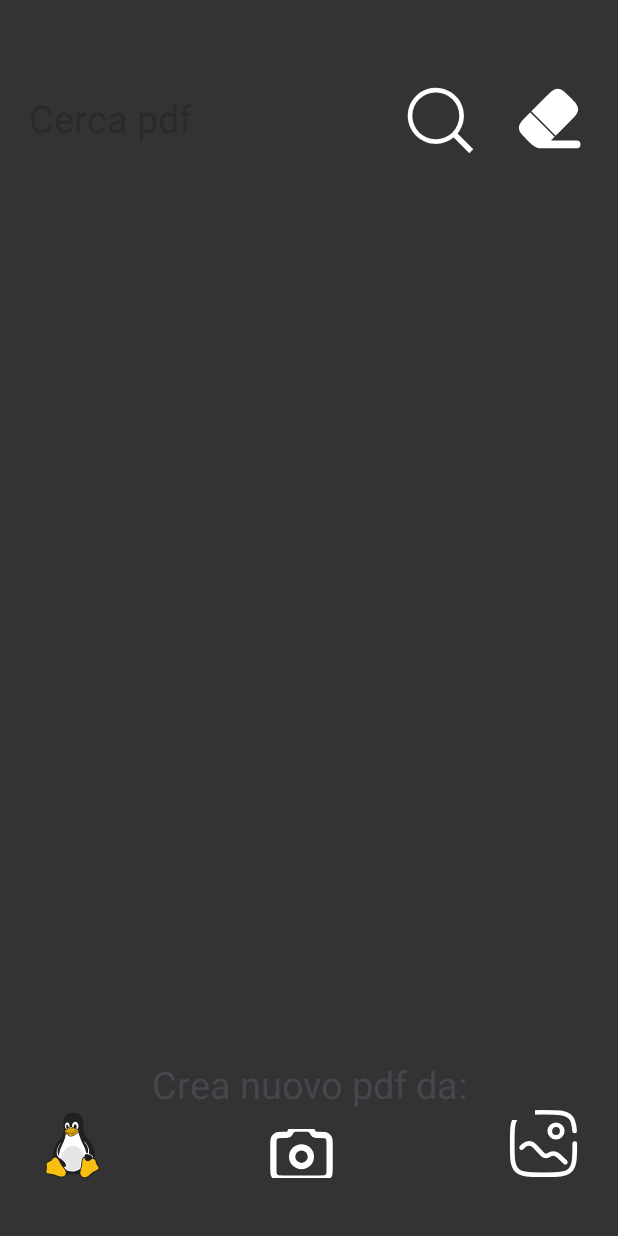
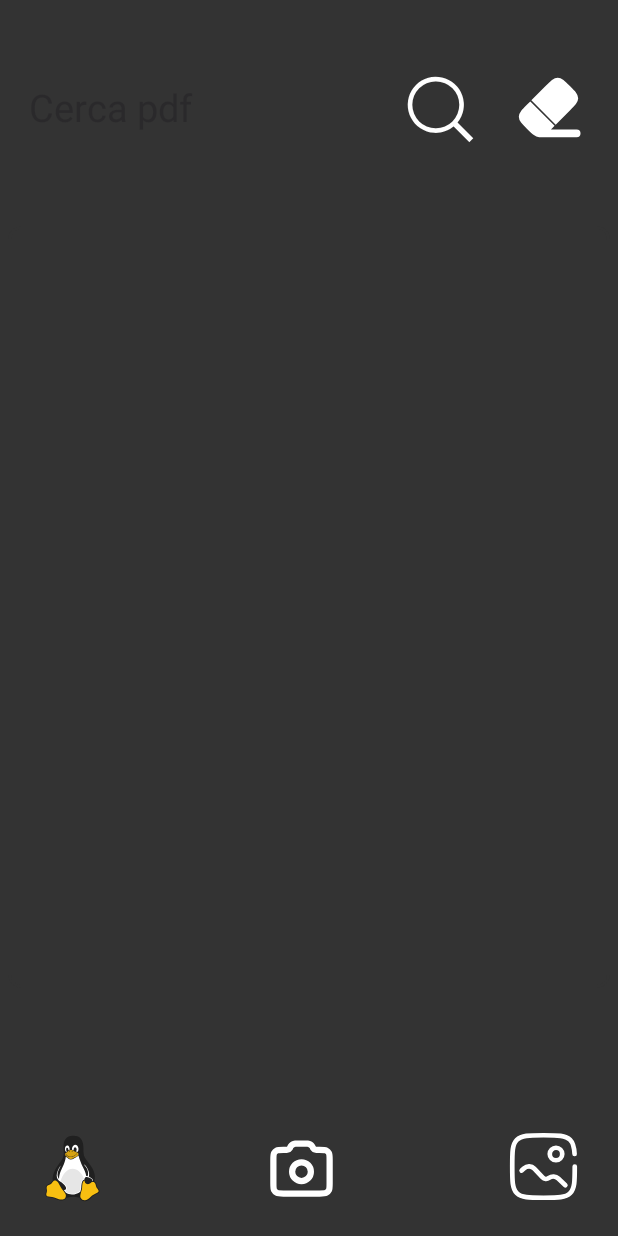
Before and after one commit to Kiriaevi/image2pdf, an Android app: the screen it shows after launch (Condivisione), on a phone screen of 412 x 824 dp. Run offline under Robolectric (Android 15) with nearby library versions, the phone set to English and light mode, and no system bars; libraries missing offline, so code that uses them is left out: androidx.camera.core, com.itextpdf.io, com.itextpdf.kernel, com.itextpdf.layout.

Commit message:
Fixato bottone inferiore nella activity della condivisione che viene coperto dai bottoni virtuali

```diff
--- a/app/src/main/res/layout/activity_condivisione.xml
+++ b/app/src/main/res/layout/activity_condivisione.xml
@@ -11,12 +11,10 @@
     <RelativeLayout
         android:id="@+id/relativeLayoutSuperiore"
         android:layout_width="match_parent"
-        android:layout_height="60dp"
-
-        android:layout_marginTop="50dp"
+        android:layout_height="145dp"
+        android:fitsSystemWindows="true"
         android:layout_marginStart="5dp"
         android:layout_marginEnd="5dp"
-        android:background="@drawable/border"
         app:layout_constraintBottom_toTopOf="@+id/ContenitorePdf"
         app:layout_constraintEnd_toEndOf="parent"
         app:layout_constraintHorizontal_bias="1.0"
@@ -100,15 +98,15 @@
         app:layout_constraintTop_toBottomOf="@id/relativeLayoutSuperiore" />
 
     <RelativeLayout
+        android:layout_alignParentBottom="true"
         android:id="@+id/relativeLayoutInferiore"
         android:layout_width="match_parent"
-        android:layout_height="110dp"
-
-        android:layout_marginBottom="25dp"
+        android:layout_height="150dp"
+        android:fitsSystemWindows="true"
+        android:layout_marginBottom="10dp"
         android:layout_marginStart="5dp"
         android:layout_marginEnd="5dp"
 
-        android:background="@drawable/border"
         app:flow_verticalAlign="bottom"
         app:layout_constraintTop_toBottomOf="@+id/ContenitorePdf"
         app:layout_constraintBottom_toBottomOf="parent"
@@ -132,13 +130,11 @@
             android:layout_width="wrap_content"
             android:layout_height="wrap_content"
             android:layout_alignParentStart="true"
-            android:layout_alignParentTop="true"
             android:layout_alignParentEnd="true"
             android:layout_alignParentBottom="true"
             android:layout_marginStart="171dp"
-            android:layout_marginTop="64dp"
             android:layout_marginEnd="181dp"
-            android:layout_marginBottom="13dp"
+            android:layout_marginBottom="10dp"
             android:background="@android:color/transparent"
             app:layout_constraintBottom_toBottomOf="parent"
             app:layout_constraintEnd_toEndOf="parent"
@@ -164,35 +160,16 @@
             app:layout_constraintTop_toTopOf="parent"
             app:layout_constraintVertical_bias="0.925"
             app:srcCompat="@drawable/galleriabianca" />
-
+        <!---
         <TextView
             android:id="@+id/textView2"
-            android:layout_width="284dp"
-            android:layout_height="48dp"
-            android:layout_alignParentStart="true"
-            android:layout_alignParentTop="true"
-            android:layout_alignParentEnd="true"
-            android:layout_centerInParent="true"
+            android:layout_width="wrap_content"
+            android:layout_height="20dp"
 
-            android:layout_marginStart="50dp"
-            android:layout_marginTop="10dp"
-            android:layout_marginEnd="50dp"
-            android:layout_marginBottom="10dp"
-
-            android:gravity="center"
             android:text="Crea nuovo pdf da:"
-            android:textSize="25sp"
-            app:layout_constraintBottom_toBottomOf="parent"
-            app:layout_constraintEnd_toEndOf="parent"
-            app:layout_constraintHorizontal_bias="0.49"
-            app:layout_constraintStart_toStartOf="parent"
-            app:layout_constraintTop_toTopOf="parent"
-            app:layout_constraintVertical_bias="0.896"
-            tools:text="Crea nuovo pdf da:" />
-
+            android:textSize="20sp" />
+-->
     </RelativeLayout>
 
 
-
-
 </androidx.constraintlayout.widget.ConstraintLayout>
--- a/app/src/main/res/layout/activity_linux_integration.xml
+++ b/app/src/main/res/layout/activity_linux_integration.xml
@@ -11,7 +11,7 @@
     <RelativeLayout
         android:id="@+id/topBar"
         android:layout_width="match_parent"
-        android:layout_height="110dp"
+        android:layout_height="130dp"
         android:layout_below="@id/informazioni"
         android:background="@drawable/border_scuro"
         android:fitsSystemWindows="true"
```
